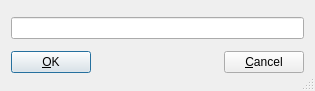
Old version of the form uifiles/frmdbtag.ui in the repository trackerpro/TkCommissioner.
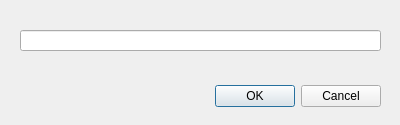
New version of the form.

Commit message: Updates -- Dialog for creating new tags (fully functional), dialog for committing tags to DB (only skeletal)

```diff
--- a/uifiles/frmdbtag.ui
+++ b/uifiles/frmdbtag.ui
@@ -6,74 +6,39 @@
    <rect>
     <x>0</x>
     <y>0</y>
-    <width>315</width>
-    <height>91</height>
+    <width>400</width>
+    <height>125</height>
    </rect>
   </property>
   <property name="windowTitle">
    <string>Create New DB Tag</string>
   </property>
-  <property name="sizeGripEnabled">
-   <bool>true</bool>
-  </property>
-  <layout class="QVBoxLayout">
-   <item>
-    <widget class="QLineEdit" name="tagLine">
-     <property name="maxLength">
-      <number>99</number>
-     </property>
-    </widget>
-   </item>
-   <item>
-    <layout class="QHBoxLayout">
-     <item>
-      <widget class="QPushButton" name="btnOk">
-       <property name="text">
-        <string>&amp;OK</string>
-       </property>
-       <property name="shortcut">
-        <string/>
-       </property>
-       <property name="autoDefault">
-        <bool>true</bool>
-       </property>
-       <property name="default">
-        <bool>true</bool>
-       </property>
-      </widget>
-     </item>
-     <item>
-      <spacer name="spacing">
-       <property name="orientation">
-        <enum>Qt::Horizontal</enum>
-       </property>
-       <property name="sizeType">
-        <enum>QSizePolicy::Expanding</enum>
-       </property>
-       <property name="sizeHint" stdset="0">
-        <size>
-         <width>255</width>
-         <height>20</height>
-        </size>
-       </property>
-      </spacer>
-     </item>
-     <item>
-      <widget class="QPushButton" name="btnCancel">
-       <property name="text">
-        <string>&amp;Cancel</string>
-       </property>
-       <property name="shortcut">
-        <string/>
-       </property>
-       <property name="autoDefault">
-        <bool>true</bool>
-       </property>
-      </widget>
-     </item>
-    </layout>
-   </item>
-  </layout>
+  <widget class="QDialogButtonBox" name="btnBox">
+   <property name="geometry">
+    <rect>
+     <x>40</x>
+     <y>80</y>
+     <width>341</width>
+     <height>32</height>
+    </rect>
+   </property>
+   <property name="orientation">
+    <enum>Qt::Horizontal</enum>
+   </property>
+   <property name="standardButtons">
+    <set>QDialogButtonBox::Cancel|QDialogButtonBox::Ok</set>
+   </property>
+  </widget>
+  <widget class="QLineEdit" name="tagLine">
+   <property name="geometry">
+    <rect>
+     <x>20</x>
+     <y>30</y>
+     <width>361</width>
+     <height>21</height>
+    </rect>
+   </property>
+  </widget>
  </widget>
  <resources/>
  <connections/>
```
Left out of the diff: 2 changed lines with no effect on the pictures. The commit also changes 6 other files.
